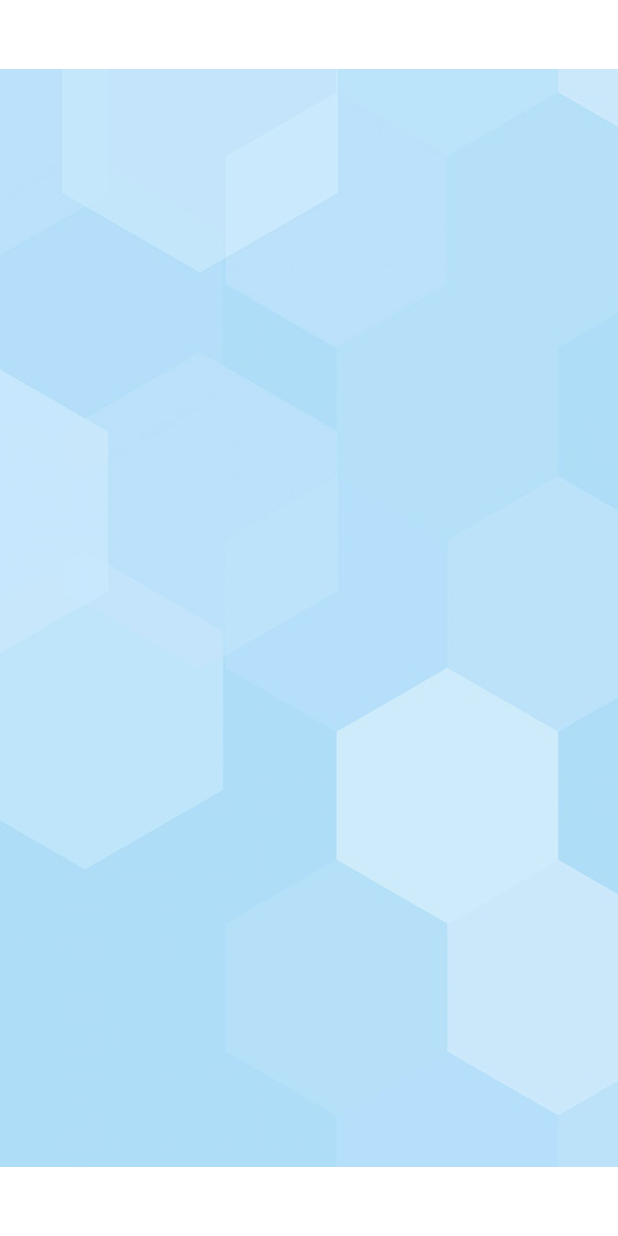
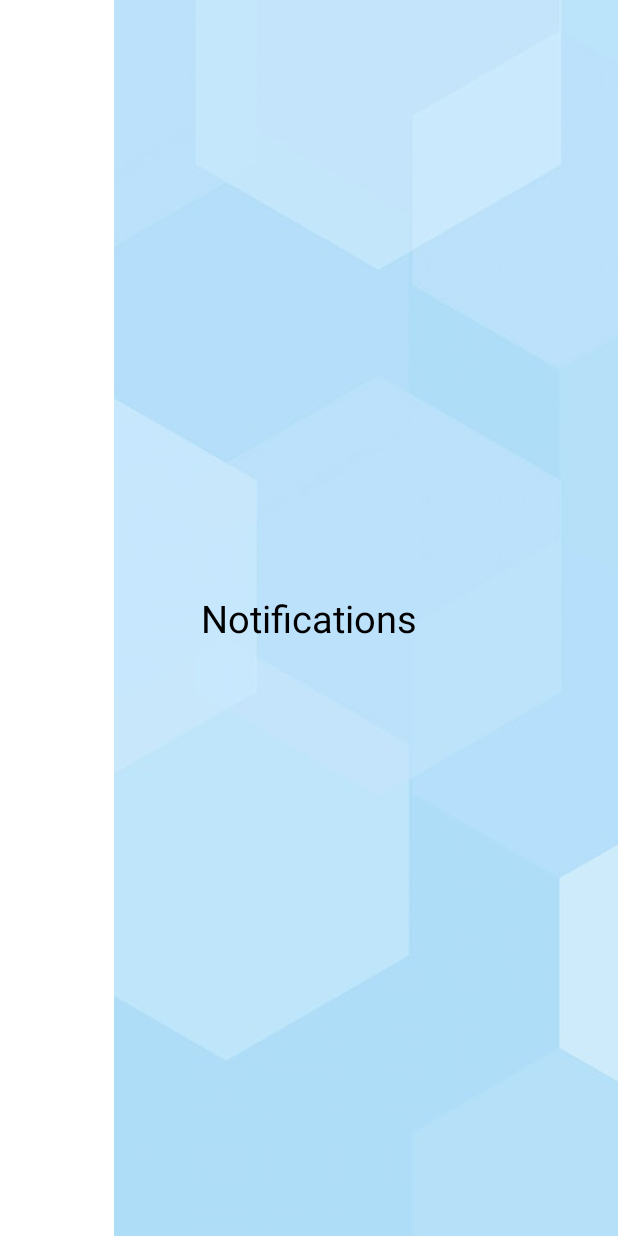
Before and after one commit to ZiadElwan/ITPM, an Android app: the Notification screen opened directly, with no data from a screen before it, on a phone screen of 412 x 824 dp. Run offline under Robolectric (Android 15) with nearby library versions, the phone set to English and light mode, and no system bars; Roboto replaces fonts that are not available here.

Commit message:
notification

```diff
--- a/app/build.gradle
+++ b/app/build.gradle
@@ -66,6 +66,7 @@ dependencies {
     implementation 'com.etebarian:meow-bottom-navigation-java:1.2.0'
     implementation 'androidx.navigation:navigation-fragment:2.3.5'
     implementation 'com.github.bumptech.glide:glide:4.11.0'
+    implementation 'com.google.firebase:firebase-messaging:23.0.0'
     annotationProcessor 'com.github.bumptech.glide:compiler:4.11.0'
 
     testImplementation 'junit:junit:4.+'
--- a/app/src/main/java/com/khr/justquitit/Notification.java
+++ b/app/src/main/java/com/khr/justquitit/Notification.java
@@ -1,13 +1,29 @@
 package com.khr.justquitit;
 
+import androidx.annotation.NonNull;
 import androidx.appcompat.app.AppCompatActivity;
 
 import android.os.Bundle;
+
+import com.google.android.gms.tasks.OnCompleteListener;
+import com.google.android.gms.tasks.Task;
+import com.google.firebase.messaging.FirebaseMessaging;
 
 public class Notification extends AppCompatActivity {
     @Override
     protected void onCreate(Bundle savedInstanceState) {
         super.onCreate(savedInstanceState);
         setContentView(R.layout.activity_notification);
+
+        FirebaseMessaging.getInstance().subscribeToTopic("justquitit")
+                .addOnCompleteListener(new OnCompleteListener<Void>() {
+                    @Override
+                    public void onComplete(@NonNull Task<Void> task) {
+                        String msg = "Done";
+                        if(!task.isSuccessful()){
+                            msg = "Failed";
+                        }
+                    }
+                });
     }
 }
--- a/app/src/main/res/layout/activity_notification.xml
+++ b/app/src/main/res/layout/activity_notification.xml
@@ -8,7 +8,20 @@
 
     <ImageView
         android:id="@+id/imageView5"
+        android:layout_width="697dp"
+        android:layout_height="970dp"
+        app:srcCompat="@drawable/bluegeometry"
+        tools:layout_editor_absoluteX="-142dp"
+        tools:layout_editor_absoluteY="-124dp" />
+
+    <TextView
         android:layout_width="wrap_content"
         android:layout_height="wrap_content"
-        app:srcCompat="@drawable/bluegeometry" />
+        android:text="Notifications"
+        android:textColor="@color/black"
+        android:textSize="25sp"
+        app:layout_constraintBottom_toBottomOf="parent"
+        app:layout_constraintEnd_toEndOf="parent"
+        app:layout_constraintStart_toStartOf="parent"
+        app:layout_constraintTop_toTopOf="parent" />
 </androidx.constraintlayout.widget.ConstraintLayout>
```
Also changed, not shown: app/src/main/AndroidManifest.xml (+7 -0 lines), app/src/main/java/com/khr/justquitit/MyFirebaseMessagingService.java (added, +30 -0 lines), app/src/main/res/drawable/ic_baseline_notifications_active_24.xml (added, +10 -0 lines).
